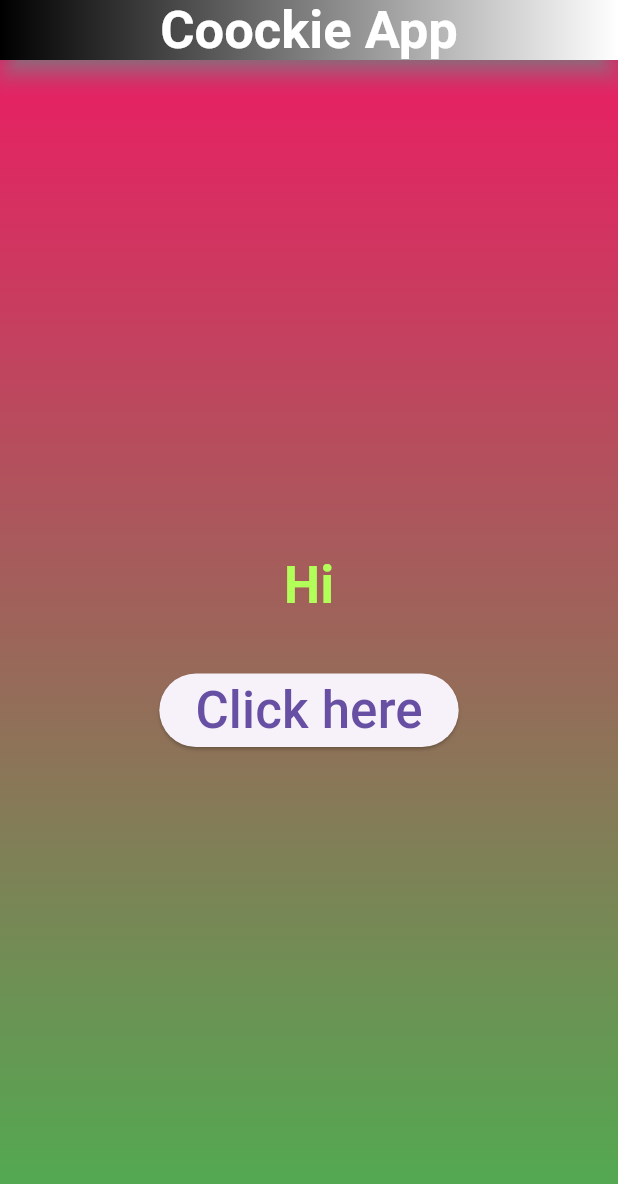
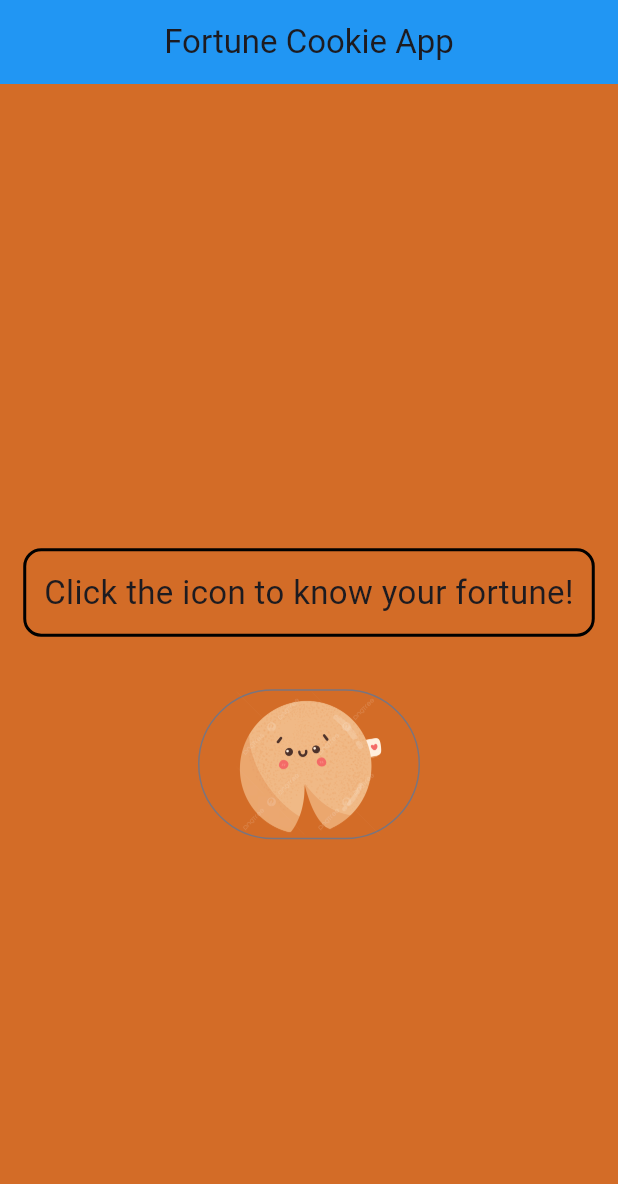
Before and after one commit to tamim-cloud/coockie, a Flutter app: the screen it shows after launch, on a phone screen of 412 x 824 dp. Shown: the top 1184 px of the screen. Run offline on Flutter 3.47's test engine with Material 3 defaults, Android fonts, the phone set to English and light mode, and no system bars.

Commit message:
create fortune coockie app

```diff
--- a/coockie/lib/coockie_app.dart
+++ b/coockie/lib/coockie_app.dart
@@ -1,5 +1,4 @@
-// import 'package:coockie/screens.dart/coockie_app_screen.dart';
-import 'package:coockie/screens.dart/coockie_app_screen.dart';
+import 'package:coockie/screens/home_screen.dart';
 import 'package:flutter/material.dart';
 
 class CoockieApp extends StatelessWidget {
@@ -8,36 +7,7 @@ class CoockieApp extends StatelessWidget {
   @override
   Widget build(BuildContext context) {
     return MaterialApp(
-      debugShowCheckedModeBanner: false,
-      home: Scaffold(
-        appBar: AppBar(
-          flexibleSpace: Container(
-            decoration: BoxDecoration(
-              gradient: LinearGradient(
-                colors: [Colors.black, Colors.white],
-              ),
-            ),
-          ),
-          title: Text(
-            "Coockie App",
-            style: TextStyle(
-              fontSize: 35,
-              fontWeight: FontWeight.bold,
-              color: Colors.white,
-            ),
-          ),
-          centerTitle: true,
-          toolbarHeight: 40,
-          shadowColor: Colors.tealAccent,
-          shape: RoundedRectangleBorder(
-              borderRadius: BorderRadius.vertical(top: Radius.circular(34))),
-          elevation: 6,
-          // shadowColor: Colors.black,
-        ),
-        body: SafeArea(
-          child: CoockieAppScreen(),
-        ),
-      ),
+        home: HomeScreen(),
     );
   }
 }
--- a/coockie/lib/data/coockie_data.dart
+++ /dev/null
@@ -1,13 +0,0 @@
-import 'package:coockie/models/coockie_model.dart';
-
-List<CoockieModel> coockieModelList = [
-  CoockieModel(message: "Hi"),
-  CoockieModel(message: "Hello"),
-  CoockieModel(message: "I hope You are fine"),
-  CoockieModel(message: "Don't be upset bro!"),
-  CoockieModel(message: "You can do it"),
-  CoockieModel(message: "If you hard work now, you can sleep in future"),
-  CoockieModel(message: "Best of Luck!"),
-
-
-];
--- a/coockie/lib/main.dart
+++ b/coockie/lib/main.dart
@@ -2,5 +2,5 @@ import 'package:flutter/material.dart';
 import 'package:coockie/coockie_app.dart';
 
 void main() {
-  runApp(const CoockieApp());
+  runApp(CoockieApp());
 }
--- a/coockie/lib/models/coockie_model.dart
+++ /dev/null
@@ -1,7 +0,0 @@
-class CoockieModel {
-  final String message;
-
-  CoockieModel({
-    required this.message,
-  });
-}
--- a/coockie/lib/screens.dart/coockie_app_screen.dart
+++ /dev/null
@@ -1,65 +0,0 @@
-import 'package:coockie/data/coockie_data.dart';
-import 'package:flutter/material.dart';
-
-class CoockieAppScreen extends StatefulWidget {
-  const CoockieAppScreen({super.key});
-
-  @override
-  State<CoockieAppScreen> createState() => _CoockieAppScreenState();
-}
-
-class _CoockieAppScreenState extends State<CoockieAppScreen> {
-  var currentScreen=0;
-
-  changeName() {
-    setState(() {
-    if(currentScreen<coockieModelList.length){
-      currentScreen++;
-    }
-    if(currentScreen==coockieModelList.length){
-      currentScreen=0;
-    }
-    });
-  }
-
-
-  @override
-  Widget build(BuildContext context) {
-    return Container(
-      height: double.infinity,
-      width: double.infinity,
-      decoration: BoxDecoration(
-        gradient: LinearGradient(
-          colors: [Colors.pink, Colors.green],
-          begin: Alignment.topRight,
-          end: Alignment.bottomRight,
-        ),
-      ),
-      child: Column(
-        mainAxisAlignment: MainAxisAlignment.center,
-        children: [
-          Text(
-            coockieModelList[currentScreen].message,
-            style: const TextStyle(
-              fontSize: 34,
-              fontWeight: FontWeight.bold,
-              color: Colors.lightGreenAccent,
-            ),
-          ),
-          SizedBox(
-            height: 34,
-          ),
-          ElevatedButton(
-            onPressed: changeName,
-            child: Text(
-              "Click here",
-              style: const TextStyle(
-                fontSize: 34,
-              ),
-            ),
-          ),
-        ],
-      ),
-    );
-  }
-}
--- a/coockie/lib/screens/coockie_app_screen.dart
+++ /dev/null
@@ -1 +0,0 @@
-// TODO Implement this library.
--- /dev/null
+++ b/coockie/lib/screens/home_screen.dart
@@ -0,0 +1,75 @@
+import 'package:flutter/material.dart';
+
+class HomeScreen extends StatefulWidget {
+  const HomeScreen({super.key});
+
+  @override
+  State<HomeScreen> createState() => _HomeScreenState();
+}
+
+class _HomeScreenState extends State<HomeScreen> {
+  final List<String> fortuneData=[
+    "You are a good person",
+    "Today you will learn something special",
+    "Tomorrow will bring you happiness",
+    "You will achieve your goals",
+  ];
+
+  String?currentData;
+  int i=0;
+
+  void showNextFortune() {
+    setState(() {
+      if(i<fortuneData.length){
+        currentData=fortuneData[i];
+        i++;
+      }else{
+        currentData=null;
+        i=0;
+      }
+    });
+  }
+
+  @override
+  Widget build(BuildContext context) {
+    return Scaffold(
+      appBar: AppBar(
+        title: Text("Fortune Cookie App"),
+        backgroundColor: Colors.blue,
+        centerTitle: true,
+      ),
+      backgroundColor: const Color.fromARGB(255, 211, 108, 39),
+      body: Center(
+        child: Column(
+          mainAxisAlignment: MainAxisAlignment.center,
+          children: [
+            SizedBox(
+              height: 45,
+            ),
+              Container(
+                decoration: BoxDecoration(
+                  border: Border.all(width: 2),
+                  borderRadius: BorderRadius.circular(12),
+                ),
+                padding: EdgeInsets.all(12),
+                child: Text(
+                  currentData?? "Click the icon to know your fortune!",
+                  style: TextStyle(fontSize: 22),
+                  textAlign: TextAlign.center,
+                ),
+              ),
+            SizedBox(height: 35),
+            OutlinedButton(
+              onPressed: showNextFortune,
+              child: Image.asset(
+                "assets/images/coockie.png",
+                height: 100,
+                width: 100,
+              ),
+            ),
+          ],
+        ),
+      ),
+    );
+  }
+}
--- a/coockie/pubspec.yaml
+++ b/coockie/pubspec.yaml
@@ -59,7 +59,7 @@ flutter:
 
   # To add assets to your application, add an assets section, like this:
   assets:
-    - assets/images
+    - assets/images/
 
   # An image asset can refer to one or more resolution-specific "variants", see
   # https://flutter.dev/to/resolution-aware-images
```
